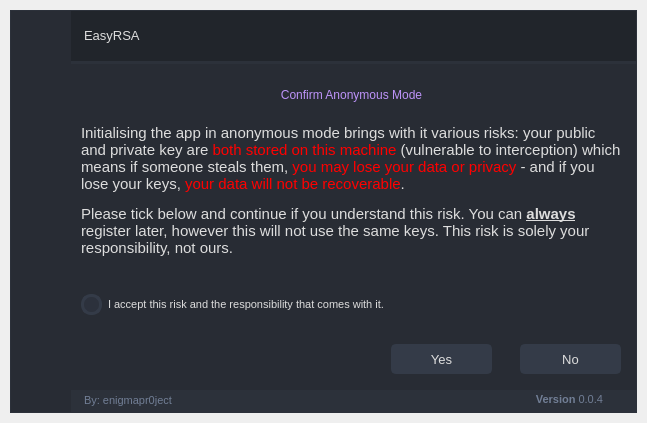
Before: the Qt Designer form UI/confirmAnonymous.ui in ameasere/EasyRSA, drawn with Qt 5.
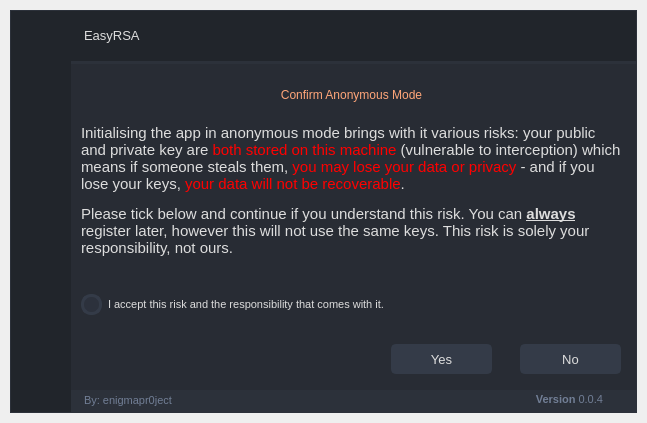
After: the same form once the commit is applied. Icons and pictures are not drawn.

Commit message: Updated UI for Halloween! Spooky!

```diff
--- a/UI/confirmAnonymous.ui
+++ b/UI/confirmAnonymous.ui
@@ -35,12 +35,7 @@
     </font>
    </property>
    <property name="styleSheet">
-    <string notr="true">/* /////////////////////////////////////////////////////////////////////////////////////////////////
-
-SET APP STYLESHEET - FULL STYLES HERE
-DARK THEME - DRACULA COLOR BASED
-
-///////////////////////////////////////////////////////////////////////////////////////////////// */
+    <string notr="true">/* Halloween Stylesheet */
 
 QWidget{
 	color: rgb(221, 221, 221);
@@ -71,6 +66,19 @@
 }
 
 /* /////////////////////////////////////////////////////////////////////////////////////////////////
+Left Menu */
+#leftMenuBg {	
+	background-color: rgb(33, 37, 43);
+}
+#topLogo {
+	background-color: rgb(33, 37, 43);
+	background-image: url(:/images/images/images/RSA30x30.png);
+	background-position: center;
+	background-repeat: no-repeat;
+}
+#titleLeftApp { font: 63 12pt &quot;Segoe UI Semibold&quot;; }
+#titleLeftDescription { font: 8pt &quot;Segoe UI&quot;; color: rgb(249, 203, 147); }
+
 /* MENUS */
 #topMenu .QPushButton {	
 	background-position: left center;
@@ -131,6 +139,14 @@
 
 
 /* /////////////////////////////////////////////////////////////////////////////////////////////////
+Extra Tab */
+#extraLeftBox {	
+	background-color: rgb(44, 49, 58);
+}
+#extraTopBg {
+	background-color: rgb(249, 203, 147);
+}
+
 /* Icon */
 #extraIcon {
 	background-position: center;
@@ -185,7 +201,7 @@
 
 /* Theme Settings */
 #extraRightBox { background-color: rgb(44, 49, 58); }
-#themeSettingsTopDetail { background-color: rgb(189, 147, 249); }
+#themeSettingsTopDetail { background-color: rgb(249, 203, 147); }
 
 /* Bottom Bar */
 #bottomBar { background-color: rgb(44, 49, 58); }
@@ -226,7 +242,7 @@
 	gridline-color: rgb(44, 49, 60);
 }
 QTableWidget::item:selected{
-	background-color: rgb(189, 147, 249);
+	background-color: rgb(249, 203, 147);
 }
 QHeaderView::section{
 	background-color: rgb(33, 37, 43);
@@ -260,7 +276,7 @@
 	border: 2px solid rgb(33, 37, 43);
 	padding-left: 10px;
 	selection-color: rgb(255, 255, 255);
-	selection-background-color: rgb(255, 121, 198);
+	selection-background-color: rgb(255, 166, 121);
 }
 QLineEdit:hover {
 	border: 2px solid rgb(64, 71, 88);
@@ -276,7 +292,7 @@
 	border-radius: 5px;
 	padding: 10px;
 	selection-color: rgb(255, 255, 255);
-	selection-background-color: rgb(255, 121, 198);
+	selection-background-color: rgb(255, 166, 121);
 }
 QPlainTextEdit  QScrollBar:vertical {
     width: 8px;
@@ -301,9 +317,9 @@
 	border-radius: 0px;
 }
 QScrollBar::handle:horizontal {
-    background: rgb(189, 147, 249);
+    background: rgb(249, 203, 147);
     min-width: 25px;
-	border-radius: 4px
+	border-radius: 4px;
 }
 QScrollBar::add-line:horizontal {
     border: none;
@@ -339,9 +355,9 @@
 	border-radius: 0px;
  }
  QScrollBar::handle:vertical {	
-	background: rgb(189, 147, 249);
+	background: rgb(249, 203, 147);
     min-height: 25px;
-	border-radius: 4px
+	border-radius: 4px;
  }
  QScrollBar::add-line:vertical {
      border: none;
@@ -427,10 +443,10 @@
 	border-bottom-right-radius: 3px;	
 	background-image: url(:/icons/images/icons/cil-arrow-bottom.png);
 	background-position: center;
-	background-repeat: no-reperat;
+	background-repeat: no-repeat;
  }
 QComboBox QAbstractItemView {
-	color: rgb(255, 121, 198);	
+	color: rgb(255, 166, 121);
 	background-color: rgb(33, 37, 43);
 	padding: 10px;
 	selection-background-color: rgb(39, 44, 54);
@@ -448,7 +464,7 @@
 	background-color: rgb(55, 62, 76);
 }
 QSlider::handle:horizontal {
-    background-color: rgb(189, 147, 249);
+    background-color: rgb(249, 203, 147);
     border: none;
     height: 10px;
     width: 10px;
@@ -472,7 +488,7 @@
 	background-color: rgb(55, 62, 76);
 }
 QSlider::handle:vertical {
-    background-color: rgb(189, 147, 249);
+    background-color: rgb(249, 203, 147);
 	border: none;
     height: 10px;
     width: 10px;
@@ -489,10 +505,9 @@
 /* /////////////////////////////////////////////////////////////////////////////////////////////////
 CommandLinkButton */
 QCommandLinkButton {	
-	color: rgb(255, 121, 198);
+	color: rgb(255, 166, 121);
 	border-radius: 5px;
 	padding: 5px;
-	color: rgb(255, 170, 255);
 }
 QCommandLinkButton:hover {	
 	color: rgb(255, 170, 255);
@@ -519,6 +534,8 @@
 	border: 2px solid rgb(43, 50, 61);
 }
 
+
+
 </string>
    </property>
    <layout class="QVBoxLayout" name="appMargins">
@@ -1030,7 +1047,7 @@
                         </rect>
                        </property>
                        <property name="styleSheet">
-                        <string notr="true">font: 14pt &quot;Segoe UI&quot;; color: rgb(189, 147, 249); </string>
+                        <string notr="true">font: 14pt &quot;Segoe UI&quot;; color: rgb(255, 166, 121);</string>
                        </property>
                        <property name="lineWidth">
                         <number>1</number>
```
Left out of the diff: 111 changed lines with no effect on the pictures. The commit also changes 20 other files.
